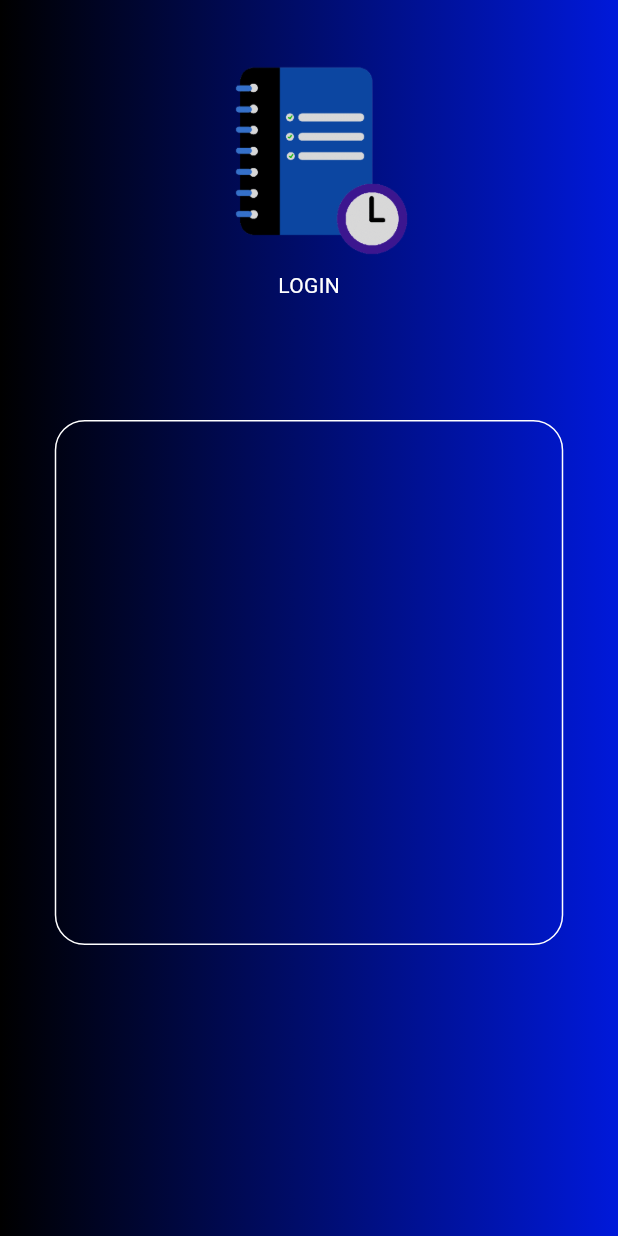
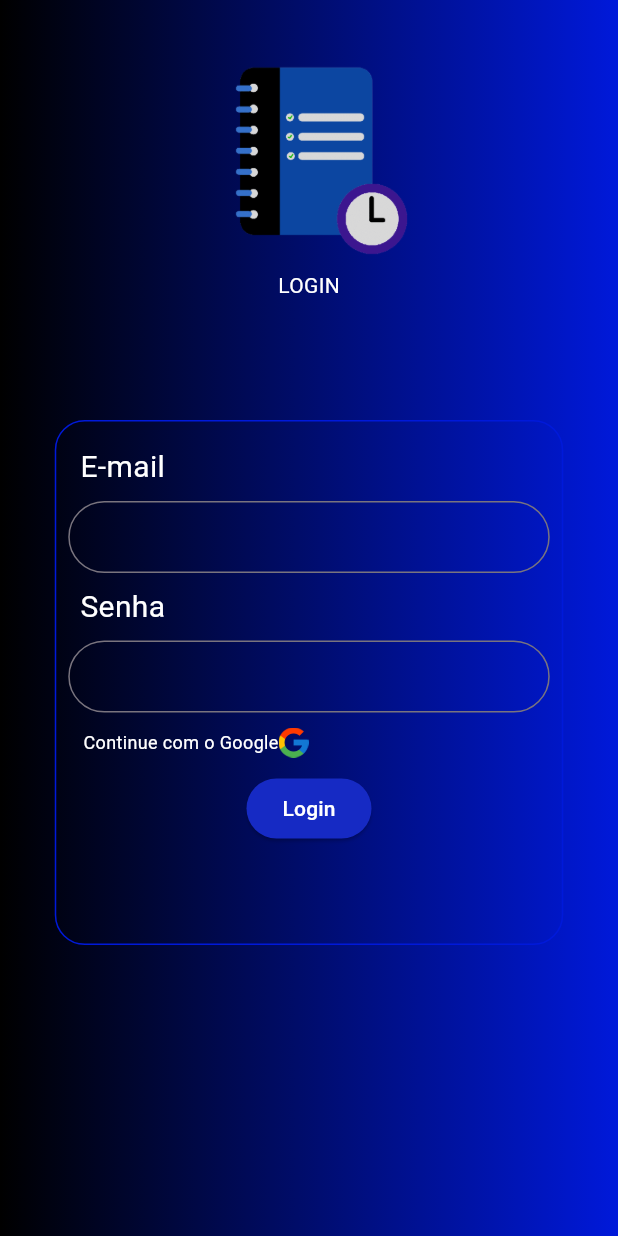
Before and after one commit to luisinhu/studyroutine, a Flutter app: the screen it shows after launch, on a phone screen of 412 x 824 dp. Run offline on Flutter 3.47's test engine with Material 3 defaults, Android fonts, the light colour scheme and no system bars.

Commit message:
new file:   assets/images/google.png 	modified:   lib/login.dart 	modified:   pubspec.yaml

```diff
--- a/lib/login.dart
+++ b/lib/login.dart
@@ -9,6 +9,11 @@ class Login extends StatefulWidget {
 }
 
 class _LoginState extends State<Login> {
+  void a() {
+    print('sla');
+  }
+
+
   @override
   Widget build(BuildContext context) {
     return Scaffold(
@@ -22,7 +27,7 @@ class _LoginState extends State<Login> {
           Column(
             children: [
               Padding(
-                padding: EdgeInsets.only(top: 30.0),
+                padding: const EdgeInsets.only(top: 30.0),
                 child: Center(
                   child: Image.asset(
                     'assets/images/logo.png',
@@ -35,15 +40,95 @@ class _LoginState extends State<Login> {
                 'LOGIN',
                 style: TextStyle(color: Colors.white),
                 ),
-              SizedBox( height: 80,),
+              const SizedBox( height: 80,),
               Container(
                 width: 339,
                 height: 350,
+                padding: const EdgeInsets.all(8.0),
                 decoration: BoxDecoration(
                   border: Border.all(
-                    color: Colors.white
+                    color: Cores.azulgradiente,
+
                   ),
-                  borderRadius: BorderRadius.circular(20)
+                  borderRadius: BorderRadius.circular(20),
+                ),
+                child: Column(
+                  children: [
+                    const Padding(
+                      padding: EdgeInsets.all(8),
+                      child: Align(
+                        alignment: Alignment.centerLeft,
+                        child: Text(
+                          'E-mail',
+                          style: TextStyle(
+                            color: Colors.white,
+                            fontSize: 20,
+                          ),
+                          ),
+                      ),
+                    ),
+                   TextField(
+                    textAlign: TextAlign.left,
+                      decoration: InputDecoration(
+                        labelStyle: TextStyle(color: Colors.white),
+
+                        contentPadding: const EdgeInsets.symmetric(vertical: 10),
+                        border: OutlineInputBorder(
+
+                          borderRadius: BorderRadius.circular(60)
+                        )
+                      ),
+                    ),
+                    const Padding(
+                      padding: EdgeInsets.all(8),
+                      child: Align(
+                        alignment: Alignment.centerLeft,
+                        child: Text(
+                          'Senha',
+                          textAlign: TextAlign.left,
+                          style: TextStyle(
+                            color: Colors.white,
+                            fontSize: 20
+                          ),
+                        ),
+                      ),
+                    ),
+                    TextField(
+                      decoration: InputDecoration(
+                        contentPadding: const EdgeInsets.symmetric(vertical: 10),
+                        border: OutlineInputBorder(
+                          borderRadius: BorderRadius.circular(90)
+                        )
+                      ),
+                    ),
+                     Padding(
+                      padding: EdgeInsets.all(10),
+                      child: Row(
+                        children: [
+                          const Text(
+                            'Continue com o Google',
+                            style: TextStyle(
+                              color: Colors.white,
+                              fontSize: 12
+                            ),
+                          ),
+                          Image.asset('assets/images/google.png', width: 20, height: 20,)
+                        ],
+
+                      ),
+                    ),
+                     Column(
+                      children: [
+                        ElevatedButton(
+                          style: ElevatedButton.styleFrom(
+                            backgroundColor: Color.fromARGB(255, 22, 42, 196)
+                          ),
+                          onPressed: a,
+                          child: Text('Login' ,style: TextStyle(color: Colors.white),)
+                          )
+                      ],
+                    )
+                  ],
                 ),
               )
             ],
--- a/pubspec.yaml
+++ b/pubspec.yaml
@@ -59,6 +59,7 @@ flutter:
   uses-material-design: true
   assets:
     - assets/images/logo.png
+    - assets/images/google.png
   # To add assets to your application, add an assets section, like this:
   # assets:
   #   - images/a_dot_burr.jpeg
```
Also changed, not shown: assets/images/google.png (added).
